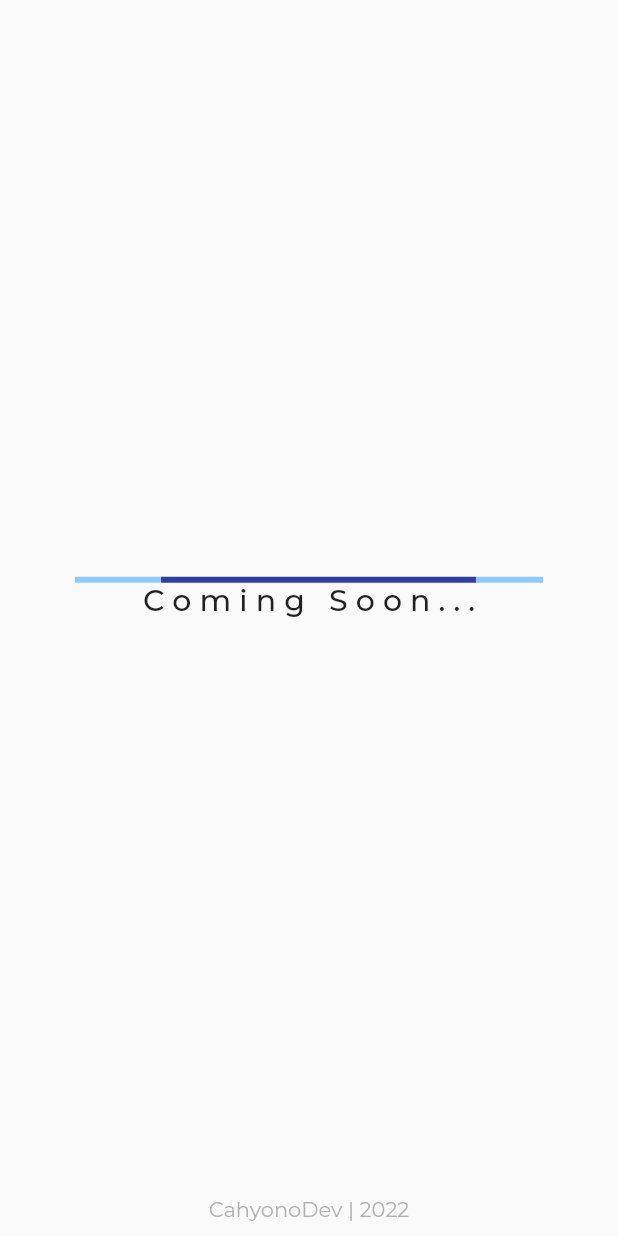
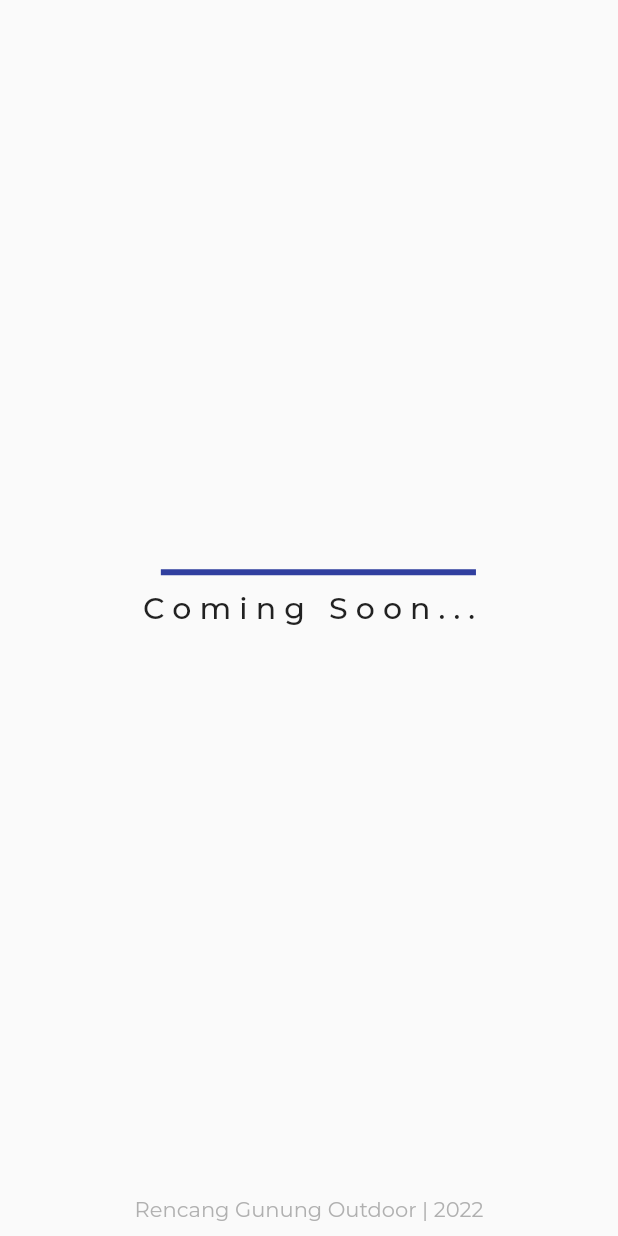
Before and after one commit to rencanggunung/rencangunung_web_flutter, a Flutter app: the screen it shows after launch, on a phone screen of 412 x 824 dp. Run offline on Flutter 3.47's test engine with Material 2 defaults, Android fonts, the light colour scheme and no system bars; our stand-ins replace google_fonts, url_strategy.

Commit message:
bug fix hastag url

```diff
--- a/lib/main.dart
+++ b/lib/main.dart
@@ -1,9 +1,13 @@
 import 'package:flutter/material.dart';
 import 'package:google_fonts/google_fonts.dart';
 import 'package:rencanggunung_web_flutter/views/home_view.dart';
+import 'package:url_strategy/url_strategy.dart';
 
 void main() {
+  WidgetsFlutterBinding.ensureInitialized();
+  setPathUrlStrategy();
   runApp(MaterialApp(
+    title: 'Rencang Gunung Outdoor',
     theme: ThemeData(fontFamily: GoogleFonts.montserrat().fontFamily),
     debugShowCheckedModeBanner: false,
     home: MenuView(),
--- a/lib/views/home_view.dart
+++ b/lib/views/home_view.dart
@@ -16,9 +16,10 @@ class _MenuViewState extends State<MenuView> {
           mainAxisAlignment: MainAxisAlignment.center,
           children: [
             Padding(
-              padding: const EdgeInsets.only(left: 50, right: 50),
+              padding: const EdgeInsets.only(left: 50, right: 50, bottom: 10),
               child: LinearProgressIndicator(
                 color: Colors.indigo.shade700,
+                backgroundColor: Colors.transparent,
               ),
             ),
             const Text(
@@ -31,7 +32,7 @@ class _MenuViewState extends State<MenuView> {
       bottomNavigationBar: Padding(
         padding: const EdgeInsets.only(bottom: 10),
         child: Text(
-          'CahyonoDev | 2022',
+          'Rencang Gunung Outdoor | 2022',
           style: TextStyle(color: Colors.grey.withOpacity(0.8)),
           textAlign: TextAlign.center,
         ),
--- a/pubspec.yaml
+++ b/pubspec.yaml
@@ -34,6 +34,7 @@ dependencies:
   # Use with the CupertinoIcons class for iOS style icons.
   cupertino_icons: ^1.0.2
   google_fonts: ^3.0.1
+  url_strategy: ^0.2.0
 
 dev_dependencies:
   flutter_test:
```
Also changed, not shown: pubspec.lock, 5 other files.
